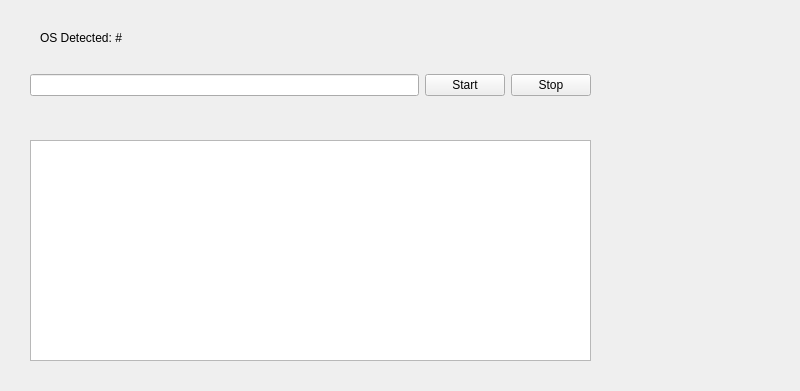
Before: the Qt Designer form mainwindow.ui in mrRob0to/QTPing, drawn with Qt 5.
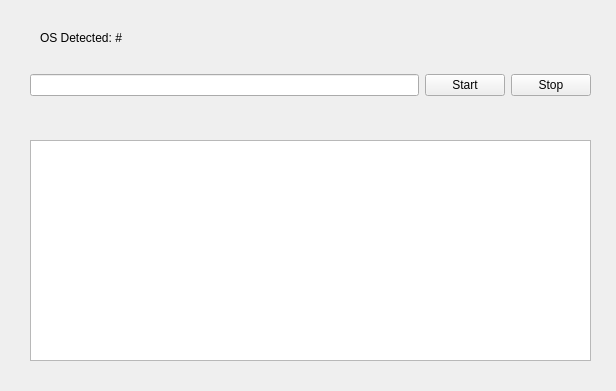
After: the same form once the commit is applied.

What changed in the file:
```diff
--- a/mainwindow.ui
+++ b/mainwindow.ui
@@ -6,7 +6,7 @@
    <rect>
     <x>0</x>
     <y>0</y>
-    <width>800</width>
+    <width>616</width>
     <height>391</height>
    </rect>
   </property>
```
